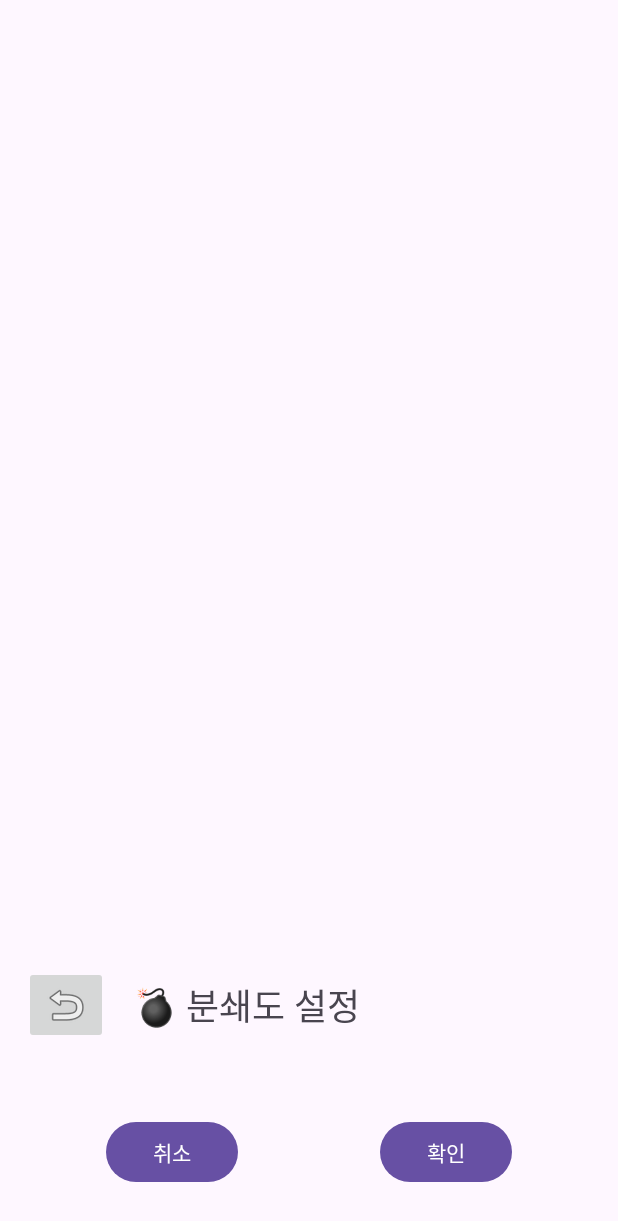
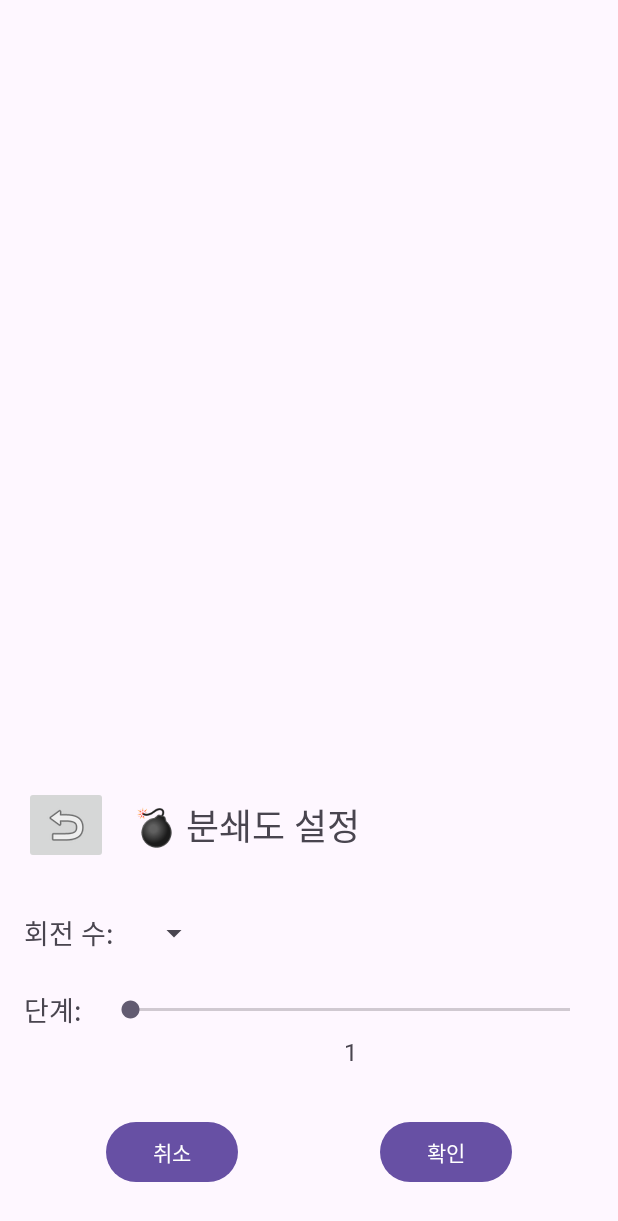
Before and after one commit to cubicj/CoffeeNote, an Android app: the layout dialog_timemore_grinder.xml on its own in the app's theme, with its tools: preview values and no code run, on a phone screen of 412 x 824 dp. Shown: the top 1221 px of the screen. Run offline under Robolectric (Android 15) with nearby library versions, the phone set to English and light mode, and no system bars.

Commit message:
타임모어 그라인더 XML

```diff
--- a/app/src/main/res/layout/dialog_timemore_grinder.xml
+++ b/app/src/main/res/layout/dialog_timemore_grinder.xml
@@ -46,6 +46,59 @@
         app:layout_constraintEnd_toEndOf="parent"
         app:layout_constraintStart_toStartOf="parent">
 
+        <TextView
+            android:id="@+id/textViewRotation"
+            android:layout_width="wrap_content"
+            android:layout_height="wrap_content"
+            android:layout_marginStart="16dp"
+            android:layout_marginTop="16dp"
+            android:text="회전 수:"
+            android:textSize="18sp"
+            app:layout_constraintStart_toStartOf="parent"
+            app:layout_constraintTop_toTopOf="parent" />
+
+        <Spinner
+            android:id="@+id/spinnerRotation"
+            android:layout_width="wrap_content"
+            android:layout_height="wrap_content"
+            android:layout_marginStart="16dp"
+            app:layout_constraintBottom_toBottomOf="@+id/textViewRotation"
+            app:layout_constraintStart_toEndOf="@+id/textViewRotation"
+            app:layout_constraintTop_toTopOf="@+id/textViewRotation" />
+
+        <TextView
+            android:id="@+id/textViewStep"
+            android:layout_width="wrap_content"
+            android:layout_height="wrap_content"
+            android:layout_marginTop="24dp"
+            android:text="단계:"
+            android:textSize="18sp"
+            app:layout_constraintStart_toStartOf="@+id/textViewRotation"
+            app:layout_constraintTop_toBottomOf="@+id/textViewRotation" />
+
+        <SeekBar
+            android:id="@+id/seekBarStep"
+            android:layout_width="0dp"
+            android:layout_height="wrap_content"
+            android:layout_marginStart="16dp"
+            android:layout_marginEnd="16dp"
+            android:max="29"
+            app:layout_constraintBottom_toBottomOf="@+id/textViewStep"
+            app:layout_constraintEnd_toEndOf="parent"
+            app:layout_constraintStart_toEndOf="@+id/textViewStep"
+            app:layout_constraintTop_toTopOf="@+id/textViewStep" />
+
+        <TextView
+            android:id="@+id/textViewStepValue"
+            android:layout_width="wrap_content"
+            android:layout_height="wrap_content"
+            android:layout_marginTop="8dp"
+            android:text="1"
+            android:textSize="16sp"
+            app:layout_constraintEnd_toEndOf="@+id/seekBarStep"
+            app:layout_constraintStart_toStartOf="@+id/seekBarStep"
+            app:layout_constraintTop_toBottomOf="@+id/seekBarStep" />
+
     </androidx.constraintlayout.widget.ConstraintLayout>
 
     <androidx.constraintlayout.widget.ConstraintLayout
```
Also changed, not shown: 2 other files.
